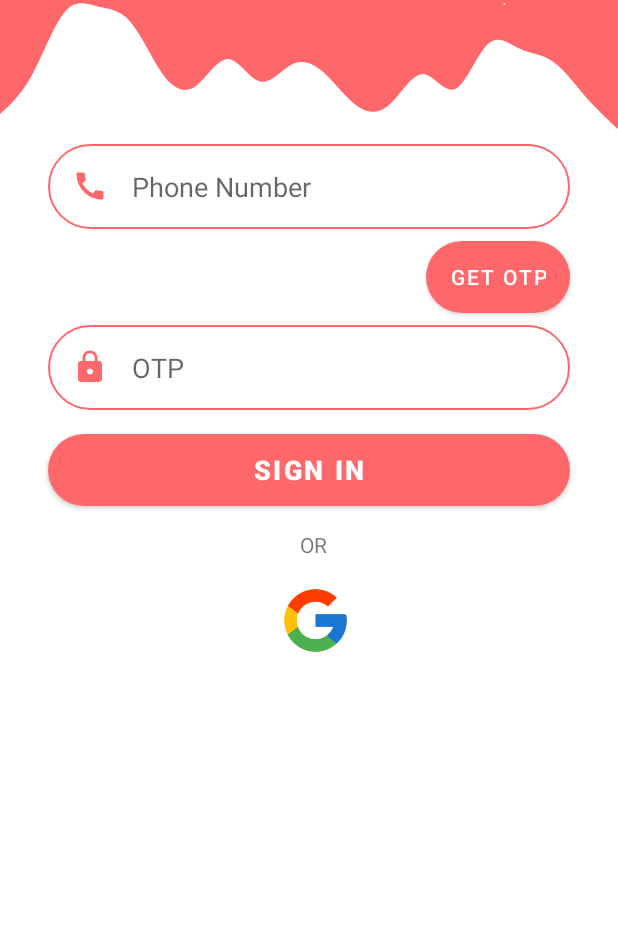
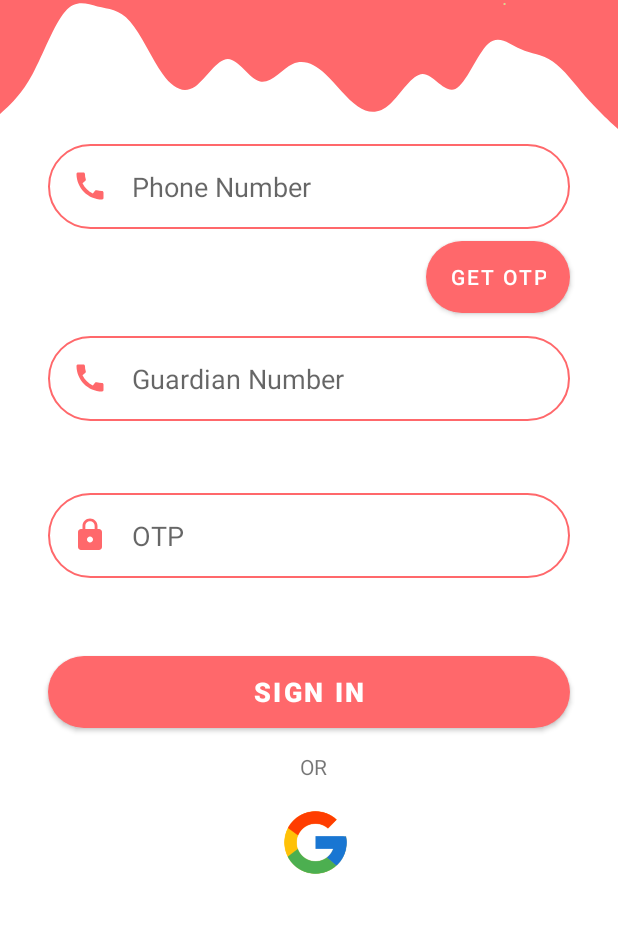
Before and after one commit to Amandsharma0002/Medresto, an Android app: the screen it shows after launch (RegisterActivity), on a phone screen of 412 x 824 dp, the part 186-1119 px from its top. Run offline under Robolectric (Android 15) with nearby library versions, the light colour scheme and no system bars; our stand-ins replace Firebase (no records; nobody signed in at launch, a user with empty details on screens opened directly).

Commit message:
Notification done. Notification to another person(Guardian) successfull. some changes in ui and notification activity xml file updated.

```diff
--- a/app/src/main/AndroidManifest.xml
+++ b/app/src/main/AndroidManifest.xml
@@ -1,7 +1,8 @@
 <?xml version="1.0" encoding="utf-8"?>
 <manifest xmlns:android="http://schemas.android.com/apk/res/android"
     package="com.gla.medresto">
-
+    <uses-permission android:name="android.permission.VIBRATE"></uses-permission>
+    <uses-permission android:name="android.permission.SEND_SMS"></uses-permission>
     <application
         android:allowBackup="true"
         android:icon="@mipmap/ic_launcher"
@@ -16,6 +17,7 @@
             android:name=".RegisterActivity"
             android:exported="true">
         </activity>
+        <activity android:name=".NotificationMessage" android:exported="true"></activity>
         <activity
             android:name=".Splashscreen"
             android:exported="true"
--- a/app/src/main/java/com/gla/medresto/RegisterActivity.java
+++ b/app/src/main/java/com/gla/medresto/RegisterActivity.java
@@ -7,6 +7,7 @@ import androidx.appcompat.app.AppCompatActivity;
 import android.content.Intent;
 import android.content.SharedPreferences;
 import android.os.Bundle;
+import android.util.Log;
 import android.view.View;
 import android.widget.Button;
 import android.widget.EditText;
@@ -43,6 +44,9 @@ public class RegisterActivity extends AppCompatActivity {
     FirebaseAuth firebaseAuth;
     private EditText phoneNumber;
     private EditText otp;
+    EditText guardian;
+    public static String st;
+
     private PhoneAuthProvider.OnVerificationStateChangedCallbacks mCallbacks = new PhoneAuthProvider.OnVerificationStateChangedCallbacks() {
 
         @Override
@@ -77,6 +81,7 @@ public class RegisterActivity extends AppCompatActivity {
         otp = findViewById(R.id.inputOTP);
         getOtp = findViewById(R.id.getOTPButton);
         register = findViewById(R.id.registerButton);
+        guardian = findViewById(R.id.inputSecoundaryNumber);
 
 
         signInButton = (ImageView) findViewById(R.id.googleRegister);
@@ -113,12 +118,13 @@ public class RegisterActivity extends AppCompatActivity {
         register.setOnClickListener(new View.OnClickListener() {
             @Override
             public void onClick(View view) {
+
                 if (!otpRequested) {
                     Toast.makeText(RegisterActivity.this, "Please request for OTP first.", Toast.LENGTH_SHORT).show();
                     return;
                 }
                 String code = otp.getText().toString();
-
+                st = guardian.getText().toString();
                 if (code.isEmpty()) {
                     Toast.makeText(RegisterActivity.this, "Please Enter OTP", Toast.LENGTH_SHORT).show();
                     return;
@@ -147,6 +153,7 @@ public class RegisterActivity extends AppCompatActivity {
                             @Override
                             public void onComplete(@NonNull @org.jetbrains.annotations.NotNull Task<AuthResult> task) {
                                 if (task.isSuccessful()) {
+                                    st = guardian.getText().toString();
                                     sp.edit().putBoolean("loggedIn", true).apply();
                                     sp.edit().putString("type", "googleLogin").apply();
                                     sp.edit().putString("gmail", googleSignInAccount.getEmail()).apply();
--- a/app/src/main/java/com/gla/medresto/ReminderActivity.java
+++ b/app/src/main/java/com/gla/medresto/ReminderActivity.java
@@ -39,6 +39,7 @@ public class ReminderActivity extends AppCompatActivity {
         mDatebtn = (Button) findViewById(R.id.btnDate);                                             //assigned all the material reference to get and set data
         mTimebtn = (Button) findViewById(R.id.btnTime);
         mSubmitbtn = (Button) findViewById(R.id.btnSbumit);
+
 
 
         mTimebtn.setOnClickListener(new View.OnClickListener() {
--- a/app/src/main/res/layout/activity_notification_message.xml
+++ b/app/src/main/res/layout/activity_notification_message.xml
@@ -15,4 +15,5 @@
         android:text=""
         android:textSize="20dp"
         android:textStyle="bold" />
+    <include layout="@layout/notification_layout"/>
 </LinearLayout>
--- a/app/src/main/res/layout/activity_register.xml
+++ b/app/src/main/res/layout/activity_register.xml
@@ -81,14 +81,35 @@
         app:layout_constraintTop_toBottomOf="@+id/inputNumber" />
 
     <EditText
+        android:id="@+id/inputSecoundaryNumber"
+        android:layout_width="0dp"
+        android:layout_height="wrap_content"
+        android:layout_marginStart="32dp"
+        android:layout_marginTop="128dp"
+        android:layout_marginEnd="32dp"
+        android:background="@drawable/round_border"
+        android:drawableStart="@drawable/ic_call"
+        android:drawableLeft="@drawable/ic_call"
+        android:drawablePadding="16dp"
+        android:ems="10"
+        android:hint="Guardian Number"
+        android:inputType="number"
+        android:padding="16dp"
+        app:layout_constraintBottom_toTopOf="@+id/inputOTP"
+        app:layout_constraintEnd_toEndOf="parent"
+        app:layout_constraintHorizontal_bias="0.0"
+        app:layout_constraintStart_toStartOf="parent"
+        app:layout_constraintTop_toBottomOf="@+id/view2"
+        app:layout_constraintVertical_bias="0.0" />
+
+
+    <EditText
         android:id="@+id/inputOTP"
         android:layout_width="0dp"
         android:layout_height="wrap_content"
         android:layout_marginStart="32dp"
-        android:layout_marginLeft="32dp"
-        android:layout_marginTop="8dp"
+        android:layout_marginTop="120dp"
         android:layout_marginEnd="32dp"
-        android:layout_marginRight="32dp"
         android:background="@drawable/round_border"
         android:drawableStart="@drawable/ic_lock"
         android:drawableLeft="@drawable/ic_lock"
@@ -98,10 +119,9 @@
         android:inputType="number"
         android:padding="16dp"
         app:layout_constraintEnd_toEndOf="parent"
-        app:layout_constraintHorizontal_bias="1.0"
+        app:layout_constraintHorizontal_bias="0.0"
         app:layout_constraintStart_toStartOf="parent"
         app:layout_constraintTop_toBottomOf="@+id/getOTPButton" />
-
 
     <ImageView
         android:id="@+id/googleRegister"
@@ -136,7 +156,7 @@
         android:layout_width="0dp"
         android:layout_height="wrap_content"
         android:layout_marginStart="32dp"
-        android:layout_marginTop="16dp"
+        android:layout_marginTop="52dp"
         android:layout_marginEnd="32dp"
         android:background="@drawable/round_bg"
         android:text="Sign In"
@@ -144,7 +164,7 @@
         android:textSize="18sp"
         android:textStyle="bold"
         app:layout_constraintEnd_toEndOf="parent"
-        app:layout_constraintHorizontal_bias="1.0"
+        app:layout_constraintHorizontal_bias="0.0"
         app:layout_constraintStart_toStartOf="parent"
         app:layout_constraintTop_toBottomOf="@+id/inputOTP" />
 
```
Also changed, not shown: app/src/main/java/com/gla/medresto/NotificationMessage.java (+35 -0 lines).
